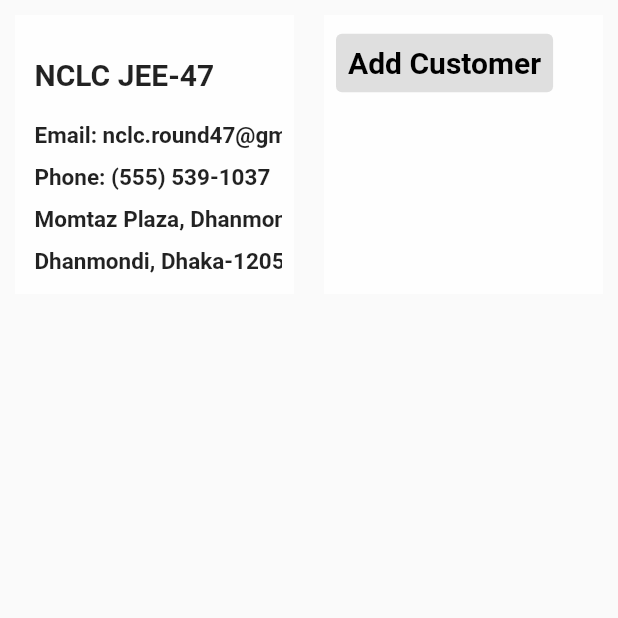
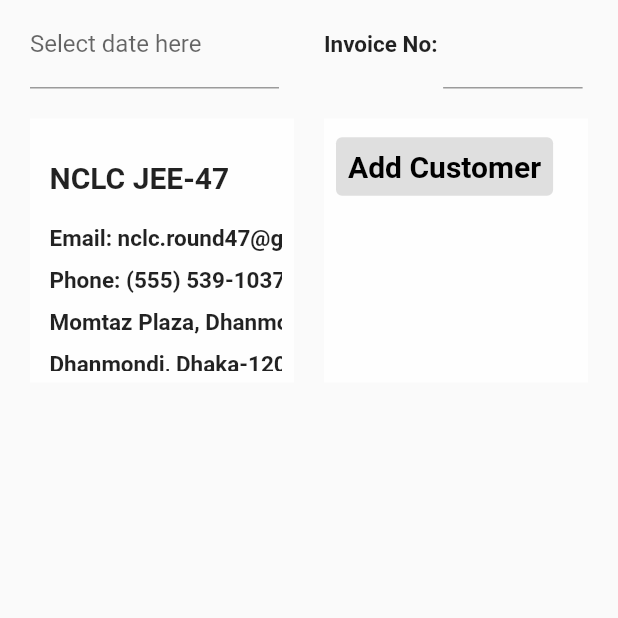
Before and after one commit to mehedihasan03/invoice_flutter_front_end, a Flutter app: the CreateInviocePage screen opened directly, on a phone screen of 412 x 824 dp, the top half of it. Run offline on Flutter 3.47's test engine with Material 2 defaults, Android fonts, the phone set to English and light mode, and no system bars; drawn by our look-alikes of date_time_picker; our stand-ins replace fluttertoast; accounts and stored records are empty.

Commit message:
edit new invoice

```diff
--- a/lib/helper/my_host_api.dart
+++ b/lib/helper/my_host_api.dart
@@ -1 +1 @@
-String host = "http://192.168.0.114:9988";
+String host = "http://192.168.0.105:9988";
--- a/lib/page/screen/create_invoice_page.dart
+++ b/lib/page/screen/create_invoice_page.dart
@@ -1,9 +1,8 @@
 import 'dart:convert';
 
-import 'package:flutter/cupertino.dart';
+import 'package:date_time_picker/date_time_picker.dart';
 import 'package:flutter/material.dart';
 import 'package:invoice_flutter/page/model/customer.dart';
-import 'package:invoice_flutter/page/screen/home_page.dart';
 
 import '../../helper/http_helper.dart';
 import '../../helper/my_host_api.dart';
@@ -18,6 +17,7 @@ class CreateInviocePage extends StatefulWidget {
 class _CreateInviocePageState extends State<CreateInviocePage> {
   late Customer invoiceCustomer;
   bool selected = false;
+  final _dateController = TextEditingController();
 
   @override
   Widget build(BuildContext context) {
@@ -26,10 +26,61 @@ class _CreateInviocePageState extends State<CreateInviocePage> {
         padding: EdgeInsets.zero,
         child: Column(
           children: [
+            Row(
+              children: [
+                Flexible(
+                                flex: 2,
+                  child: Padding(
+                    padding: const EdgeInsets.only(left: 20, right: 20),
+                    child: DateTimePicker(
+                      initialValue: '',
+                      firstDate: DateTime(2000),
+                      lastDate: DateTime(2100),
+                      dateLabelText: 'Select date here',
+                      onChanged: (val) => print(val),
+                      validator: (val) {
+                        print(val);
+                        return null;
+                      },
+                      onSaved: (val) => print(val),
+                    ),
+                  ),
+                ),
+                Flexible(
+                  flex: 2,
+                  child: Padding(
+                    padding: const EdgeInsets.only(left: 10, right: 10),
+                    child: Row(
+                      children: [
+                        Flexible(
+                          flex: 2,
+                          child: Text(
+                              "Invoice No: ",
+                            style: TextStyle(
+                              fontWeight: FontWeight.w600,
+                              fontSize: 15
+                            ),
+                          ),
+                        ),
+                        Flexible(
+                          flex: 2,
+                          child: TextFormField(
+                            decoration: InputDecoration(
+                              labelText: ""
+                            ),
+                          ),
+                        )
+                      ],
+                    ),
+                  )
+                ),
+              ],
+            ),
+
             Expanded(
               child: GridView.count(
                 primary: false,
-                padding: const EdgeInsets.all(10),
+                padding: EdgeInsets.all(20),
                 crossAxisSpacing: 20,
                 mainAxisSpacing: 20,
                 crossAxisCount: 2,
--- a/pubspec.yaml
+++ b/pubspec.yaml
@@ -32,6 +32,7 @@ dependencies:
   http: ^0.13.4
   simple_animations: ^4.0.1
   rflutter_alert: ^2.0.4
+  date_time_picker: ^2.1.0
 
   # The following adds the Cupertino Icons font to your application.
   # Use with the CupertinoIcons class for iOS style icons.
```
Also changed, not shown: pubspec.lock.
